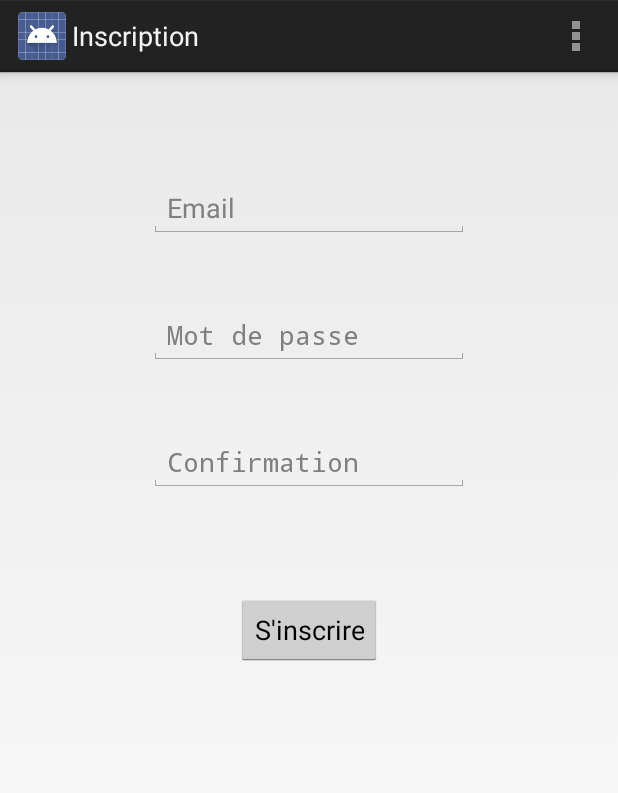
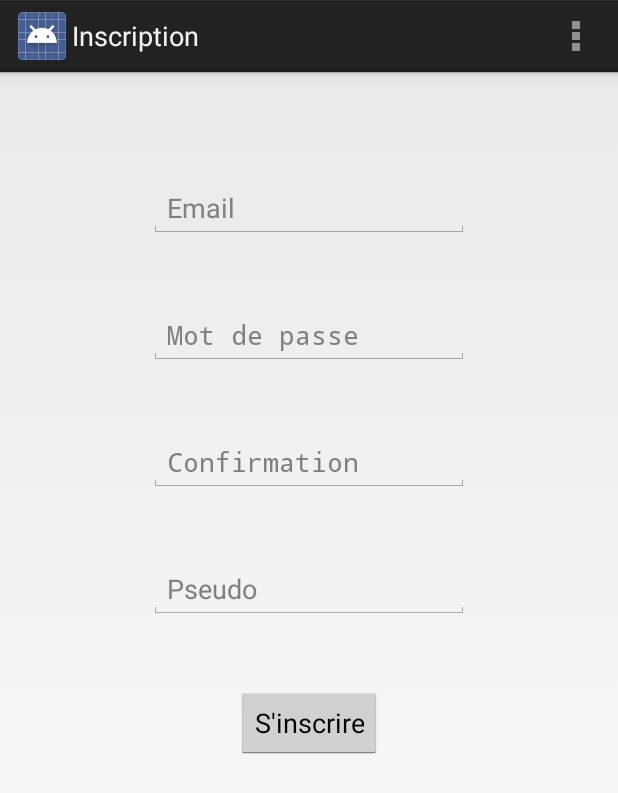
Before and after one commit to julie-romero/Destagram, an Android app: the RegisterActivity screen opened directly, with no data from a screen before it, on a phone screen of 412 x 824 dp. Shown: the top 793 px of the screen. Run offline under Robolectric (Android 15) with nearby library versions, the phone set to English and light mode, and no system bars.

Commit message:
Ajout champ pseudo
Ajout du champ pseudo dans le formulaire d'inscription

```diff
--- a/app/src/main/res/layout/activity_register.xml
+++ b/app/src/main/res/layout/activity_register.xml
@@ -39,14 +39,25 @@
         android:layout_below="@+id/passwordField"
         android:layout_centerHorizontal="true"
         android:layout_marginTop="45dp" />
-
+    <EditText
+        android:layout_width="wrap_content"
+        android:layout_height="wrap_content"
+        android:inputType="textPersonName"
+        android:ems="10"
+        android:id="@+id/pseudoField"
+        android:layout_below="@+id/passwordConfirmField"
+        android:layout_centerHorizontal="true"
+        android:layout_marginTop="45dp"
+        android:hint="Pseudo" />
     <Button
         android:layout_width="wrap_content"
         android:layout_height="wrap_content"
         android:text="S'inscrire"
         android:id="@+id/registerButton"
-        android:layout_marginTop="68dp"
-        android:layout_below="@+id/passwordConfirmField"
-        android:layout_centerHorizontal="true"
-        android:onClick="register" />
+        android:layout_marginTop="45dp"
+        android:onClick="register"
+        android:layout_below="@+id/pseudoField"
+        android:layout_centerHorizontal="true" />
+
+
 </RelativeLayout>
--- a/app/src/main/res/values/strings.xml
+++ b/app/src/main/res/values/strings.xml
@@ -14,7 +14,9 @@
     <string name="field_email">Email</string>
     <string name="field_password">Mot de passe</string>
     <string name="error_empty_fields">Les champs doivent être renseignés.</string>
-    <string name="error_empty_friend">Veuillez entrer un pseudo ou un mot de passe.</string>
+    <string name="error_empty_friend">Veuillez entrer un pseudo ou un email.</string>
+    <string name="error_empty_pseudo">Veuillez entrer un pseudo.</string>
+    <string name="error_existing_pseudo">Ce pseudo est déjà pris.</string>
     <string name="error_not_existing_account">Aucun compte ne correspond à cet email ou à ce pseudo.</string>
     <string name="error_add_myself">WOLOLO.</string>
     <string name="error_friend_in_list">Cette personne est déjà dans votre liste d\'amis.</string>
```
Also changed, not shown: app/src/main/java/com/pauphilet_romero/destagram/RegisterActivity.java (+19 -2 lines).
